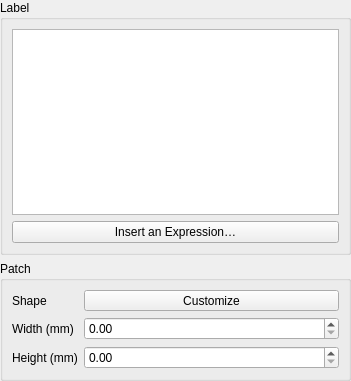
This is src/ui/layout/qgslayoutlegendnodewidgetbase.ui in qgis/QGIS as Qt 5 draws it before an edit. The edited form follows.
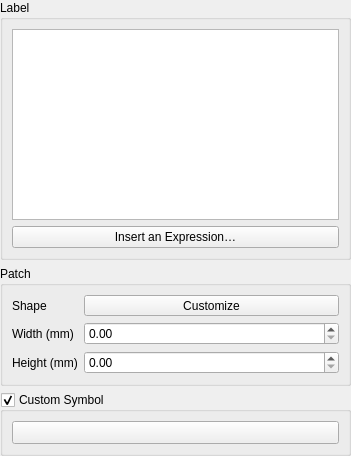
This is the edited form. Custom widgets are drawn as their Qt base class.

Commit message: [FEATURE][layouts] Allow overriding the default symbol for a legend node

The edit to the form file:
```diff
--- a/src/ui/layout/qgslayoutlegendnodewidgetbase.ui
+++ b/src/ui/layout/qgslayoutlegendnodewidgetbase.ui
@@ -7,7 +7,7 @@
     <x>0</x>
     <y>0</y>
     <width>351</width>
-    <height>381</height>
+    <height>456</height>
    </rect>
   </property>
   <property name="windowTitle">
@@ -114,6 +114,40 @@
      </layout>
     </widget>
    </item>
+   <item row="3" column="0" colspan="2">
+    <widget class="QGroupBox" name="mCustomSymbolCheckBox">
+     <property name="title">
+      <string>Custom Symbol</string>
+     </property>
+     <property name="checkable">
+      <bool>true</bool>
+     </property>
+     <layout class="QVBoxLayout" name="verticalLayout">
+      <item>
+       <widget class="QgsSymbolButton" name="mCustomSymbolButton">
+        <property name="enabled">
+         <bool>true</bool>
+        </property>
+        <property name="sizePolicy">
+         <sizepolicy hsizetype="Preferred" vsizetype="Preferred">
+          <horstretch>0</horstretch>
+          <verstretch>0</verstretch>
+         </sizepolicy>
+        </property>
+        <property name="minimumSize">
+         <size>
+          <width>100</width>
+          <height>0</height>
+         </size>
+        </property>
+        <property name="text">
+         <string/>
+        </property>
+       </widget>
+      </item>
+     </layout>
+    </widget>
+   </item>
   </layout>
  </widget>
  <customwidgets>
@@ -133,6 +167,11 @@
    <extends>QToolButton</extends>
    <header>qgslegendpatchshapebutton.h</header>
   </customwidget>
+  <customwidget>
+   <class>QgsSymbolButton</class>
+   <extends>QToolButton</extends>
+   <header>qgssymbolbutton.h</header>
+  </customwidget>
  </customwidgets>
  <tabstops>
   <tabstop>mLabelEdit</tabstop>
```
The commit also changes 8 other files.
